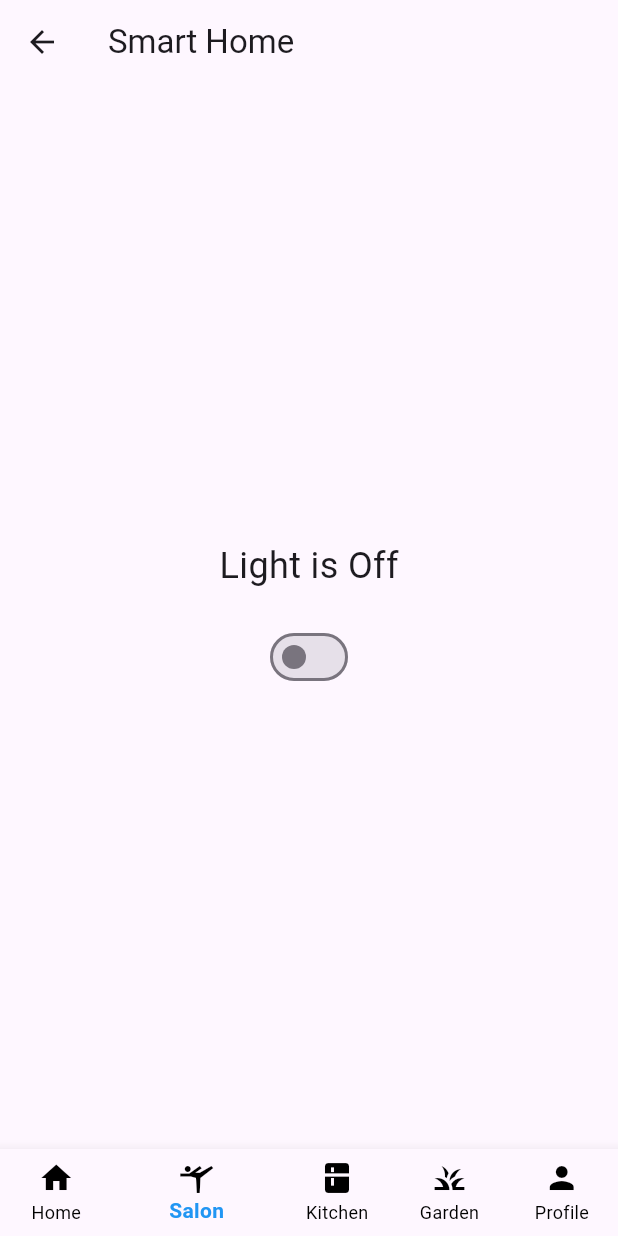
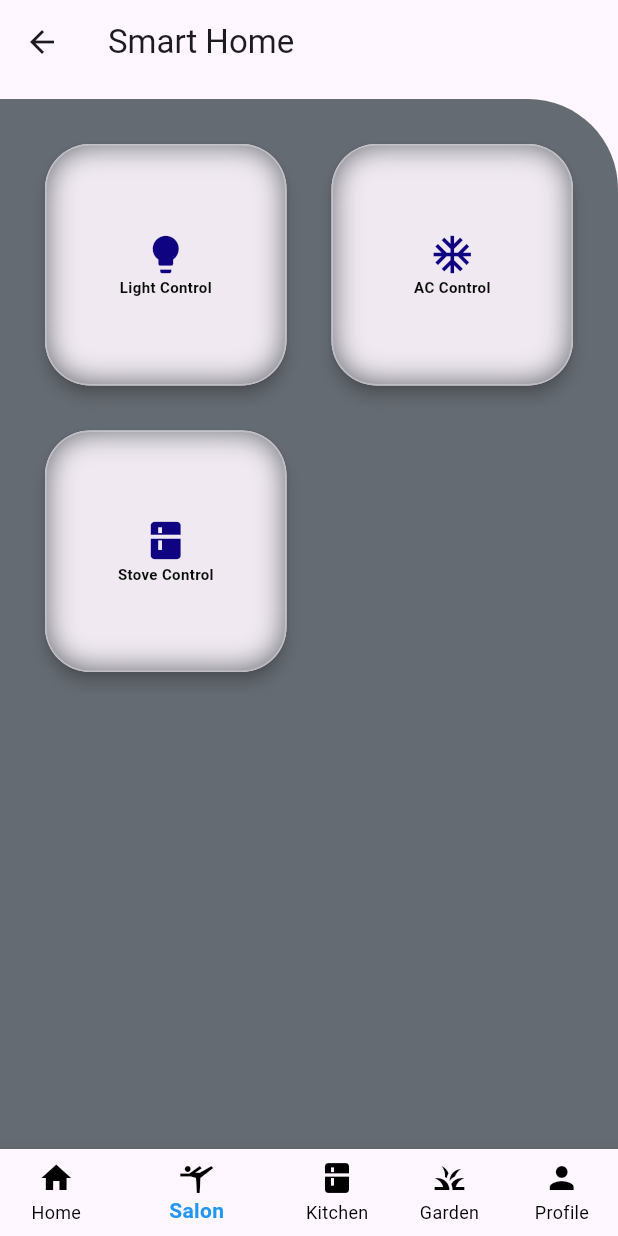
Before and after one commit to Hailemariyam/smarthouse, a Flutter app: the HomeScreen screen opened directly, item 2 of the bottom bar chosen, on a phone screen of 412 x 824 dp. Run offline on Flutter 3.47's test engine with Material 3 defaults, Android fonts, the phone set to English and light mode, and no system bars; our stand-ins replace cloud_firestore, firebase_auth, firebase_core; accounts and stored records are empty.

Commit message:
new features

```diff
--- a/lib/pages/home_screen.dart
+++ b/lib/pages/home_screen.dart
@@ -1,6 +1,9 @@
 import 'package:flutter/material.dart';
 import 'package:smart_home/pages/ac_controll.dart';
+import 'package:smart_home/pages/garden/garden_page.dart';
+import 'package:smart_home/pages/kitchen/kitchenpage.dart';
 import 'package:smart_home/pages/light_bulb_controll.dart';
+import 'package:smart_home/pages/salon/salon.dart';
 import 'package:smart_home/pages/stove_controlle.dart';
 import 'package:smart_home/screen/dashboard_screen.dart';
 
@@ -16,9 +19,9 @@ class _HomeScreenState extends State<HomeScreen> {
 
   static List<Widget> _widgetOptions = <Widget>[
     DashboardScreen(),
-    LightControlScreen(),
-    StoveControlScreen(),
-    ACControlScreen(),
+    SalonControll(),
+    KitchenControll(),
+    GardenControll(),
     ProfilePage(),
   ];
 
--- /dev/null
+++ b/lib/pages/salon/salon.dart
@@ -0,0 +1,80 @@
+import 'package:flutter/material.dart';
+import 'package:smart_home/components/mymenu.dart';
+import 'package:smart_home/pages/ac_controll.dart';
+import 'package:smart_home/pages/light_bulb_controll.dart';
+import 'package:smart_home/pages/stove_controlle.dart';
+// Importing the TopContainer component
+
+class SalonControll extends StatelessWidget {
+  final List<Map<String, dynamic>> menuItems = [
+    {
+      'title': 'Light Control',
+      'icon': Icons.lightbulb,
+      'warna': Colors.yellow,
+      'route': LightControlScreen(),
+    },
+    {
+      'title': 'AC Control',
+      'icon': Icons.ac_unit,
+      'warna': Colors.blue,
+      'route': ACControlScreen(),
+    },
+    {
+      'title': 'Stove Control',
+      'icon': Icons.kitchen,
+      'warna': Colors.red,
+      'route': StoveControlScreen(),
+    },
+  ];
+
+  @override
+  Widget build(BuildContext context) {
+    return Scaffold(
+      body: Column(
+        children: [
+          // Adding the TopContainer at the top
+
+          const SizedBox(
+            height: 10,
+          ),
+          Expanded(
+            child: Container(
+              width: double.infinity,
+              decoration: const BoxDecoration(
+                color: Color.fromARGB(155, 2, 17, 23),
+                borderRadius: BorderRadius.only(topRight: Radius.circular(60)),
+              ),
+              child: Padding(
+                padding: const EdgeInsets.all(20.0),
+                child: GridView.builder(
+                  gridDelegate: SliverGridDelegateWithFixedCrossAxisCount(
+                    crossAxisCount:
+                        MediaQuery.of(context).size.width > 600 ? 3 : 2,
+                    crossAxisSpacing: 10.0,
+                    mainAxisSpacing: 10.0,
+                  ),
+                  itemCount: menuItems.length,
+                  itemBuilder: (context, index) {
+                    final menuItem = menuItems[index];
+                    return MyMenu(
+                      title: menuItem['title'],
+                      icon: menuItem['icon'],
+                      warna: menuItem['warna'],
+                      onTap: () {
+                        Navigator.push(
+                          context,
+                          MaterialPageRoute(
+                              builder: (context) => menuItem['route']),
+                        );
+                      },
+                    );
+                  },
+                ),
+              ),
+            ),
+          ),
+        ],
+      ),
+    );
+  }
+}
```
Also changed, not shown: lib/pages/kitchen/kitchenpage.dart (added, +80 -0 lines).
